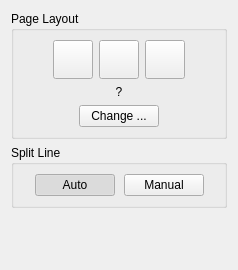
ImageProcessing-ElectronicPublications/scantailor-deviant, file filters/page_split/ui/PageSplitOptionsWidget.ui: the form before one commit.
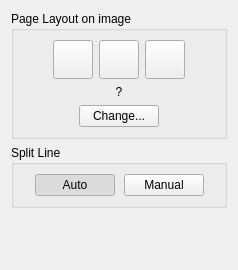
The form after the commit. Icons and pictures are not drawn.

The edit to the form file:
```diff
--- a/filters/page_split/ui/PageSplitOptionsWidget.ui
+++ b/filters/page_split/ui/PageSplitOptionsWidget.ui
@@ -23,7 +23,7 @@
    <item>
     <widget class="QGroupBox" name="groupBox">
      <property name="title">
-      <string>Page Layout</string>
+      <string>Page Layout on image</string>
      </property>
      <layout class="QVBoxLayout" name="verticalLayout">
       <item>
@@ -156,7 +156,7 @@
         <item>
          <widget class="QPushButton" name="changeBtn">
           <property name="text">
-           <string>Change ...</string>
+           <string>Change...</string>
           </property>
          </widget>
         </item>
```
Left out of the diff: 1 changed line with no effect on the pictures.
